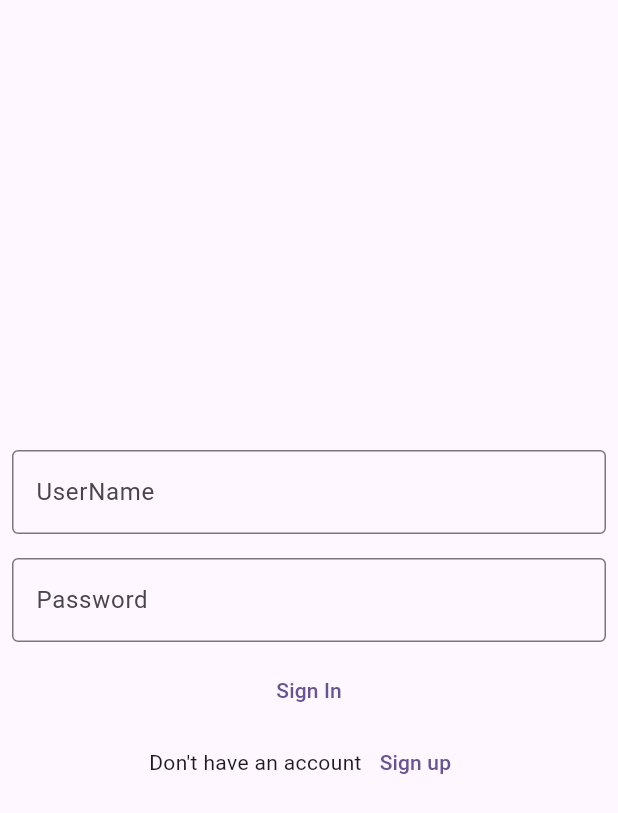
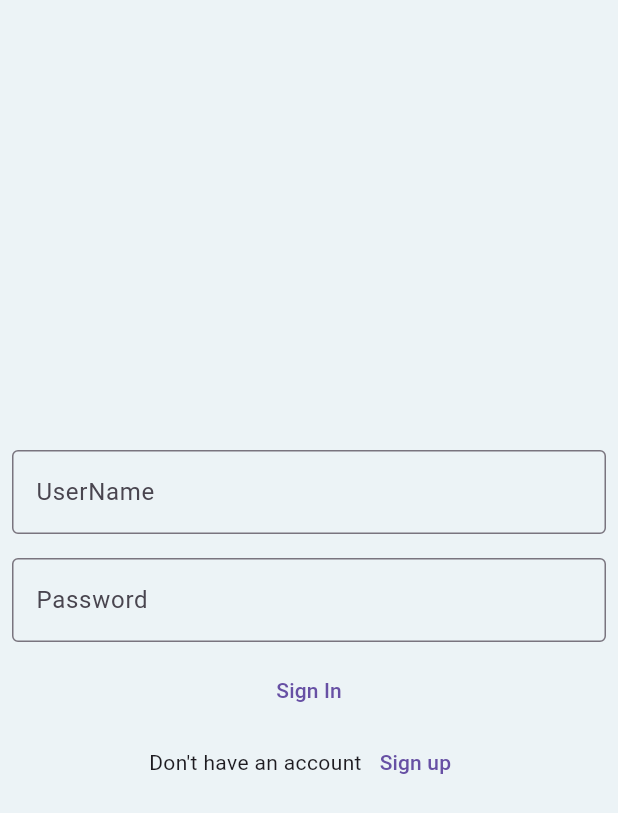
Before and after one commit to LX-PROJECTS/laundry_bin, a Flutter app: the screen it shows after launch, after a tap on "go to sign in", on a phone screen of 412 x 824 dp. Shown: the top 813 px of the screen. Run offline on Flutter 3.47's test engine with Material 3 defaults, Android fonts, the phone set to English and light mode, and no system bars; our stand-ins replace go_router; generated files the repository leaves out were written again; statements that could not run were skipped.

Commit message:
theme updated

```diff
--- a/lib/main.dart
+++ b/lib/main.dart
@@ -1,6 +1,6 @@
 import 'package:flutter/material.dart';
 import 'package:laundry_bin/core/routers/router.dart';
-import 'package:laundry_bin/gen/assets.gen.dart';
+import 'package:laundry_bin/core/theme/light_theme.dart';
 
 void main() {
   runApp(const MyApp());
@@ -12,14 +12,10 @@
   @override
   Widget build(BuildContext context) {
     return MaterialApp.router(
-      routerDelegate: router.routerDelegate,
-      routeInformationParser: router.routeInformationParser,
-      routeInformationProvider: router.routeInformationProvider,
-      title: 'Flutter Demo',
-      theme: ThemeData(
-        colorScheme: ColorScheme.fromSeed(seedColor: Colors.deepPurple),
-        useMaterial3: true,
-      ),
-    );
+        routerDelegate: router.routerDelegate,
+        routeInformationParser: router.routeInformationParser,
+        routeInformationProvider: router.routeInformationProvider,
+        title: 'Flutter Demo',
+        theme: lightTheme);
   }
 }
```
Also changed, not shown: lib/features/orders/admin/orders_details_page.dart (added, +43 -0 lines), pubspec.lock.
